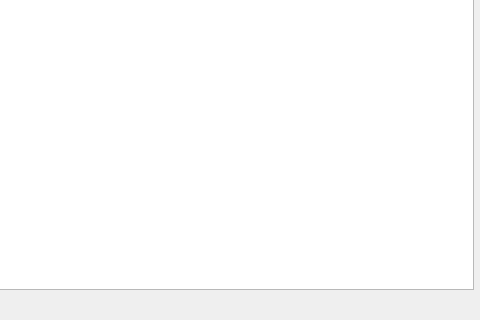
Above: src/search_widget.ui from qmule/qmule before the change; both pictures show x 388 to 868 and y 281 to 601 of the 868 by 601 pixel window. Below: the same form after it.
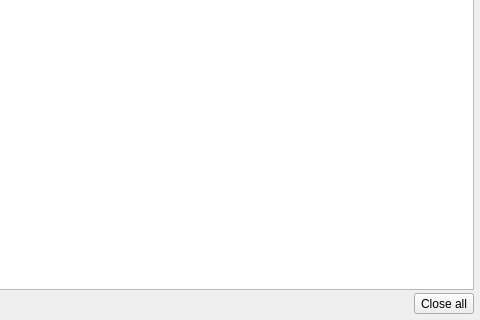
That is the form after the change. Icons and pictures are not drawn.

```diff
--- a/src/search_widget.ui
+++ b/src/search_widget.ui
@@ -517,6 +517,19 @@
        </property>
       </spacer>
      </item>
+     <item>
+      <widget class="QToolButton" name="btnCloseAll">
+       <property name="sizePolicy">
+        <sizepolicy hsizetype="Preferred" vsizetype="Preferred">
+         <horstretch>0</horstretch>
+         <verstretch>0</verstretch>
+        </sizepolicy>
+       </property>
+       <property name="text">
+        <string>Close all</string>
+       </property>
+      </widget>
+     </item>
     </layout>
    </item>
   </layout>
```
